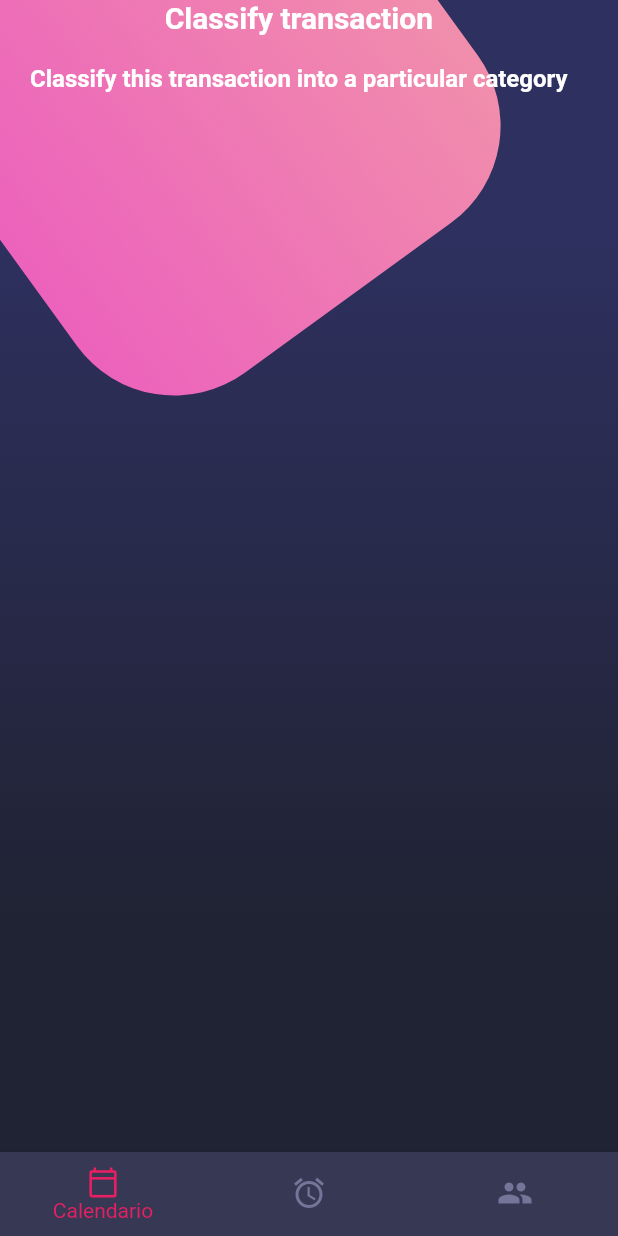
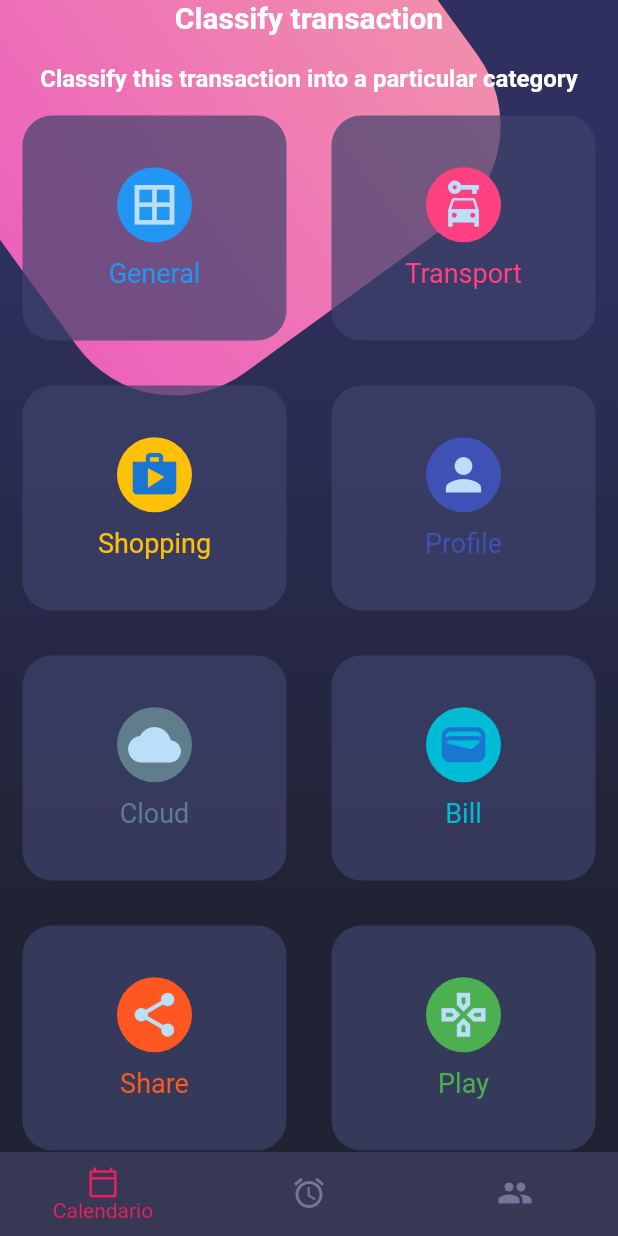
Before and after one commit to Reales09/diesign_1_flutter, a Flutter app: the screen it shows after launch, on a phone screen of 412 x 824 dp. Run offline on Flutter 3.47's test engine with Material 2 defaults, Android fonts, the phone set to English and light mode, and no system bars.

Commit message:
Se crea tablas con table rows

```diff
--- a/lib/screens/home_screen.dart
+++ b/lib/screens/home_screen.dart
@@ -2,6 +2,7 @@ import 'package:design_1/widgets/custom_bottom_navigationbar.dart';
 import 'package:flutter/material.dart';
 
 import '../widgets/background.dart';
+import '../widgets/card_table.dart';
 import '../widgets/page_title.dart';
 
 class HomeScreen extends StatelessWidget {
@@ -35,7 +36,9 @@ class _HomeBody extends StatelessWidget {
       child: Column(
         children: [
           // titulo
-          PageTittle()
+          PageTittle(),
+          //Card Table
+          CardTable(),
         ],
       ),
     );
--- /dev/null
+++ b/lib/widgets/card_table.dart
@@ -0,0 +1,107 @@
+import 'package:flutter/material.dart';
+
+class CardTable extends StatelessWidget {
+  const CardTable({super.key});
+
+  @override
+  Widget build(BuildContext context) {
+    return Table(
+      children: [
+        TableRow(
+          children: [
+            _SingleCard(
+              color: Colors.blue,
+              text: 'General',
+              icon: Icons.border_all,
+            ),
+            _SingleCard(
+              color: Colors.pinkAccent,
+              text: 'Transport',
+              icon: Icons.car_rental,
+            ),
+          ],
+        ),
+        TableRow(
+          children: [
+            _SingleCard(
+              color: Colors.amber,
+              text: 'Shopping',
+              icon: Icons.shop,
+            ),
+            _SingleCard(
+              color: Colors.indigo,
+              text: 'Profile',
+              icon: Icons.person,
+            ),
+          ],
+        ),
+        TableRow(
+          children: [
+            _SingleCard(
+              color: Colors.blueGrey,
+              text: 'Cloud',
+              icon: Icons.cloud,
+            ),
+            _SingleCard(
+              color: Colors.cyan,
+              text: 'Bill',
+              icon: Icons.wallet,
+            ),
+          ],
+        ),
+        TableRow(
+          children: [
+            _SingleCard(
+              color: Colors.deepOrange,
+              text: 'Share',
+              icon: Icons.share,
+            ),
+            _SingleCard(
+              color: Colors.green,
+              text: 'Play',
+              icon: Icons.gamepad_outlined,
+            ),
+          ],
+        ),
+      ],
+    );
+  }
+}
+
+class _SingleCard extends StatelessWidget {
+  final IconData icon;
+  final Color color;
+  final String text;
+
+  const _SingleCard(
+      {super.key, required this.icon, required this.color, required this.text});
+
+  @override
+  Widget build(BuildContext context) {
+    return Container(
+      margin: EdgeInsets.all(15),
+      height: 150,
+      decoration: BoxDecoration(
+        color: Color.fromRGBO(62, 66, 107, 0.7),
+        borderRadius: BorderRadius.circular(20),
+      ),
+      child: Column(mainAxisAlignment: MainAxisAlignment.center, children: [
+        CircleAvatar(
+          backgroundColor: color,
+          child: Icon(
+            icon,
+            size: 35,
+          ),
+          radius: 25,
+        ),
+        SizedBox(
+          height: 10,
+        ),
+        Text(
+          text,
+          style: TextStyle(color: color, fontSize: 18),
+        )
+      ]),
+    );
+  }
+}
```
